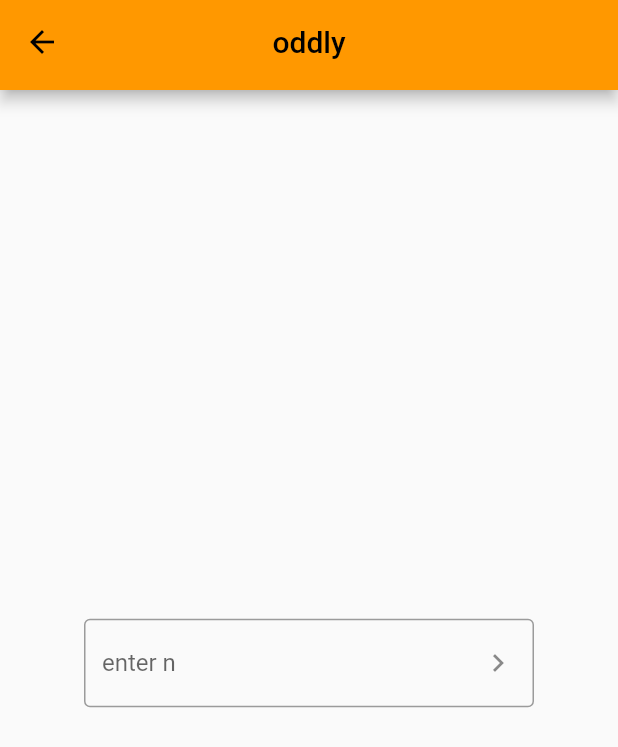
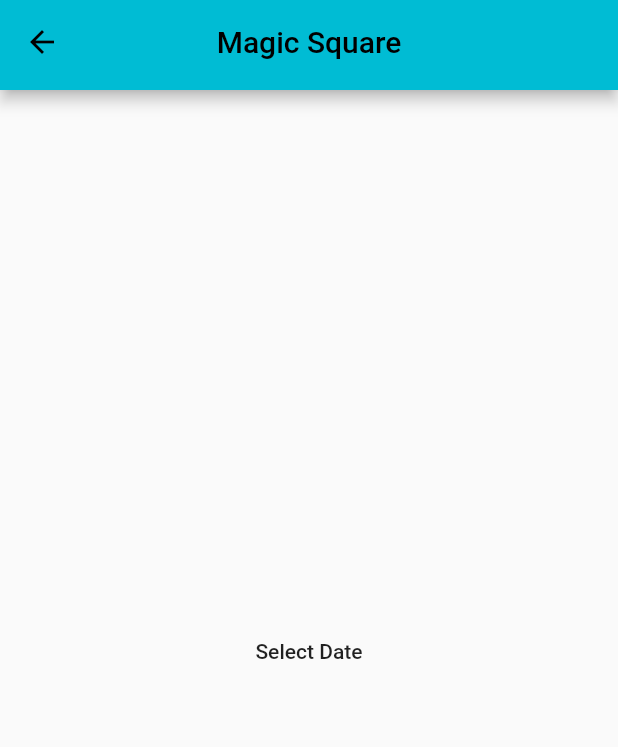
Before and after one commit to puneet-739/odlly, a Flutter app: the screen it shows after launch, after a tap on "Enter", on a phone screen of 412 x 824 dp. Shown: the top 747 px of the screen. Run offline on Flutter 3.47's test engine with Material 2 defaults, Android fonts, the light colour scheme and no system bars.

Commit message:
modified magic square formula

```diff
--- a/lib/main.dart
+++ b/lib/main.dart
@@ -19,7 +19,7 @@ class MyApp extends StatelessWidget {
       title: 'odLly',
       debugShowCheckedModeBanner: false,
       theme: ThemeData(
-        primarySwatch: Colors.orange
+        primarySwatch: Colors.cyan
         // primarySwatch: Constants.oddlyColorList[ranNum]
 
       ),
--- a/lib/pages/four_strip.dart
+++ b/lib/pages/four_strip.dart
@@ -1,4 +1,3 @@
-import 'package:flutter/cupertino.dart';
 import 'package:flutter/material.dart';
 
 import '../Elements/oddly_app_bar.dart';
--- /dev/null
+++ b/lib/pages/ramanujan_magic_square.dart
@@ -0,0 +1,108 @@
+import 'package:flutter/material.dart';
+import 'package:odlly/Elements/oddly_app_bar.dart';
+
+class MagicSquare extends StatefulWidget {
+  MagicSquare({Key? key}) : super(key: key);
+
+  @override
+  State<MagicSquare> createState() => _MagicSquareState();
+}
+
+class _MagicSquareState extends State<MagicSquare> {
+  String birthDate = '';
+  List<int> magicSquareList = [];
+
+  @override
+  Widget build(BuildContext context) {
+    return SafeArea(
+      child: Material(
+        child: Scaffold(
+          appBar: PreferredSize(
+            preferredSize: Size.fromHeight(60),
+            child: AppBarOddly(
+              title: "Magic Square",
+            ),
+          ),
+          body: Center(
+            child: Column(
+              mainAxisAlignment: MainAxisAlignment.center,
+              children: [
+                // BIRTH DATE PICKER
+                MaterialButton(
+                  child: const Text("Select Date"),
+                    onPressed: () async {
+                    DateTime? bDate = await showDatePicker(
+                      context: context,
+                      initialDate: DateTime(2023),
+                      firstDate: DateTime(1970),
+                      lastDate: DateTime(2100));
+                    if(bDate != null) {
+                      List bDateList = bDate.toString().split(' ');
+                      setState(() {
+                        birthDate = bDateList[0];
+                      });
+                      magicSquareList.clear();
+                      var dateMonthList = bDateList[0].split("-");
+                      int dd = int.parse(dateMonthList[2]);
+                      magicSquareList.add(dd);
+                      int mm = int.parse(dateMonthList[1]);
+                      magicSquareList.add(mm);
+                      int y1 = int.parse(dateMonthList[0].substring(0, 2));
+                      magicSquareList.add(y1);
+                      int y2 = int.parse(dateMonthList[0].substring(2));
+                      magicSquareList.add(y2);
+                      magicSquareList.add(y2+1);
+                      magicSquareList.add(y1-1);
+                      magicSquareList.add(mm-3);
+                      magicSquareList.add(dd+3);
+                      magicSquareList.add(mm-2);
+                      magicSquareList.add(dd+2);
+                      magicSquareList.add(y2+2);
+                      magicSquareList.add(y1-2);
+                      magicSquareList.add(y1+1);
+                      magicSquareList.add(y2-1);
+                      magicSquareList.add(dd+1);
+                      magicSquareList.add(mm-1);
+                    }
+                }),
+                Container(
+                  child: Text(birthDate),
+                ),
+                // RAMANUJAN MAGIC SQUARE
+                if(birthDate != '')
+                  Padding(
+                  padding: const EdgeInsets.all(20.0),
+                  child: GridView.builder(
+                    physics: const NeverScrollableScrollPhysics(),
+                    shrinkWrap: true,
+                    gridDelegate: const SliverGridDelegateWithFixedCrossAxisCount(
+                      crossAxisCount: 4,
+                      crossAxisSpacing: 5.0,
+                      mainAxisSpacing: 5.0,
+                    ),
+                    itemCount: 16,
+                    itemBuilder: (context, index) {
+                      return Container(
+                        color: Colors.cyan,
+                        child: Center(
+                          child: Text(
+                             magicSquareList[index].toString(),
+                            style: TextStyle(
+                              fontSize: 30,
+                              color: Colors.white,
+                            ),
+                          ),
+                        ),
+                      );
+                    },
+                  ),
+                )
+
+              ],
+            ),
+          ),
+        ),
+      ),
+    );
+  }
+}
--- a/lib/pages/welcomeScreen.dart
+++ b/lib/pages/welcomeScreen.dart
@@ -4,6 +4,7 @@ import 'package:flutter/material.dart';
 import 'package:odlly/constants/constants.dart';
 import 'package:odlly/pages/four_strip.dart';
 import 'package:odlly/pages/homeScreen.dart';
+import 'package:odlly/pages/ramanujan_magic_square.dart';
 
 class WelcomeScreen extends StatefulWidget {
   const WelcomeScreen({Key? key}) : super(key: key);
@@ -36,7 +37,8 @@ class _WelcomeScreenState extends State<WelcomeScreen> {
                ),
                MaterialButton(onPressed: () {
                  // Navigator.push(context, MaterialPageRoute(builder: (context) => HomeScreen()));
-                 Navigator.push(context, MaterialPageRoute(builder: (context) => FourStripNumbers()));
+                 // Navigator.push(context, MaterialPageRoute(builder: (context) => FourStripNumbers()));
+                 Navigator.push(context, MaterialPageRoute(builder: (context) => MagicSquare()));
                },
                  color: Constants.oddlyColorList[ranNum],
                  textColor: Colors.white,
```
